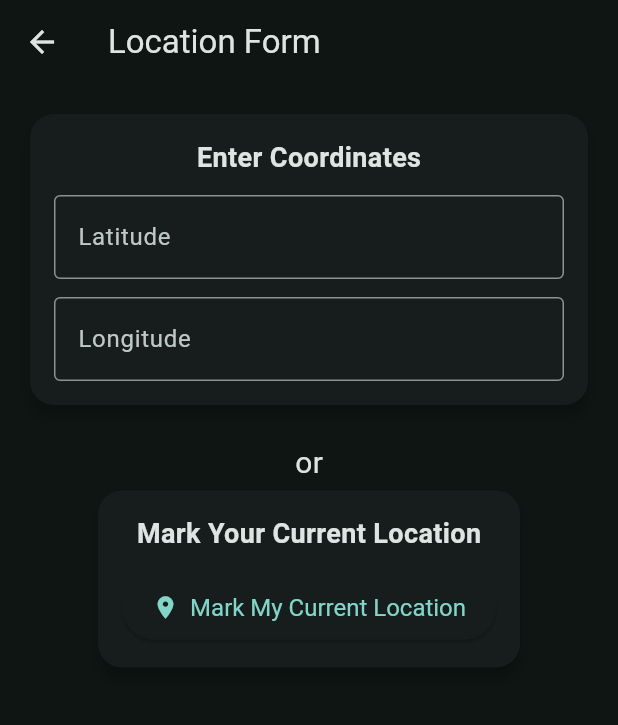
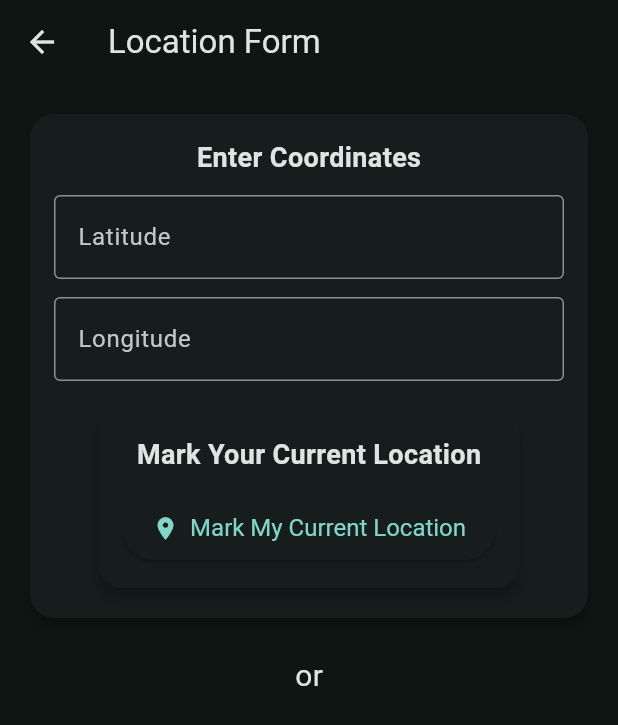
Before and after one commit to hvs-raka/bhandi_guardian, a Flutter app: the SafeLocation screen opened directly, after a tap on "Mark My Current Location", on a phone screen of 412 x 824 dp. Shown: the top 725 px of the screen. Run offline on Flutter 3.47's test engine with Material 3 defaults, Android fonts, the phone set to English and light mode, and no system bars; our stand-ins replace geolocator, go_router, hive, hive_flutter; accounts and stored records are empty.

Commit message:
is storing home location

```diff
--- a/lib/Pages/Nawt.dart
+++ b/lib/Pages/Nawt.dart
@@ -4,6 +4,7 @@ import 'package:bhandi_guardian/utils/debouncer.dart';
 import 'package:bhandi_guardian/boxes/boxes.dart';
 import 'package:bhandi_guardian/db_model/Todo_model.dart';
 import 'package:flutter/material.dart';
+import 'package:geolocator/geolocator.dart';
 import 'package:go_router/go_router.dart';
 import 'package:hive/hive.dart';
 import 'package:hive_flutter/adapters.dart';
@@ -285,7 +286,7 @@ class SafeLocation extends StatelessWidget {
             CoordinateCard(),
             SizedBox(height: 20),
             const Text("or", style: TextStyle(fontSize: 20)),
-            CurrentLocationCard(),
+            //CurrentLocationCard(),
           ],
         ),
       ),
@@ -303,6 +304,72 @@ class CoordinateCard extends StatefulWidget {
 class _CoordinateCardState extends State<CoordinateCard> {
   final TextEditingController latController = TextEditingController();
   final TextEditingController longController = TextEditingController();
+  late final Box<HomeLocation> homeBox;
+
+  @override
+  void initState() {
+    super.initState();
+    homeBox = Hive.box<HomeLocation>('HomeLocation');
+
+    if (homeBox.isNotEmpty) {
+      final home = homeBox.getAt(0);
+      latController.text = home?.latitude.toString() ?? '';
+      longController.text = home?.longitude.toString() ?? '';
+    }
+  }
+
+  Future<bool> _handleLocationPermission() async {
+    LocationPermission permission = await Geolocator.checkPermission();
+    if (permission == LocationPermission.denied) {
+      permission = await Geolocator.requestPermission();
+      if (permission == LocationPermission.denied) {
+        // Permission denied again
+        return false;
+      }
+    }
+    if (permission == LocationPermission.deniedForever) {
+      // Permissions are denied forever
+      return false;
+    }
+    return true;
+  }
+
+  Future<void> _getCurrentLocation() async {
+    final hasPermission = await _handleLocationPermission();
+    if (!hasPermission) {
+      ScaffoldMessenger.of(context).showSnackBar(
+        const SnackBar(content: Text('Location permissions are denied')),
+      );
+      return;
+    }
+
+    final position = await Geolocator.getCurrentPosition(
+      desiredAccuracy: LocationAccuracy.high,
+    );
+
+    // update fields in THIS parent
+    latController.text = position.latitude.toString();
+    longController.text = position.longitude.toString();
+
+    _saveHomeLocation(); // then save
+    ScaffoldMessenger.of(
+      context,
+    ).showSnackBar(const SnackBar(content: Text('Home location saved')));
+  }
+
+  void _saveHomeLocation() {
+    final lat = double.tryParse(latController.text.trim()) ?? 0;
+    final long = double.tryParse(longController.text.trim()) ?? 0;
+    if (lat == 0 || long == 0) return;
+
+    final home = HomeLocation(latitude: lat, longitude: long);
+
+    if (homeBox.isNotEmpty) {
+      homeBox.putAt(0, home); // update the single record
+    } else {
+      homeBox.add(home); // first time
+    }
+  }
 
   @override
   Widget build(BuildContext context) {
@@ -335,6 +402,10 @@ class _CoordinateCardState extends State<CoordinateCard> {
                 border: OutlineInputBorder(),
               ),
             ),
+            const SizedBox(height: 16),
+
+            // ⬇️ Use the child and PASS the callback
+            CurrentLocationCard(onSave: _getCurrentLocation),
           ],
         ),
       ),
@@ -343,7 +414,8 @@ class _CoordinateCardState extends State<CoordinateCard> {
 }
 
 class CurrentLocationCard extends StatelessWidget {
-  const CurrentLocationCard({super.key});
+  final VoidCallback onSave;
+  const CurrentLocationCard({super.key, required this.onSave});
 
   @override
   Widget build(BuildContext context) {
@@ -360,9 +432,7 @@ class CurrentLocationCard extends StatelessWidget {
             ),
             const SizedBox(height: 12),
             ElevatedButton.icon(
-              onPressed: () {
-                // TODO: Add location logic
-              },
+              onPressed: onSave,
               icon: const Icon(Icons.location_on),
               label: const Text("Mark My Current Location"),
               style: ElevatedButton.styleFrom(
--- a/lib/db_model/Todo_model.dart
+++ b/lib/db_model/Todo_model.dart
@@ -59,3 +59,14 @@ class GuardianList extends HiveObject {
     required this.button,
   });
 }
+
+@HiveType(typeId: 4)
+class HomeLocation extends HiveObject {
+  @HiveField(0)
+  double latitude;
+
+  @HiveField(1)
+  double longitude;
+
+  HomeLocation({required this.latitude, required this.longitude});
+}
--- a/lib/main.dart
+++ b/lib/main.dart
@@ -34,6 +34,7 @@ void main() async {
   Hive.registerAdapter(VisitListAdapter());
   Hive.registerAdapter(PlayListAdapter());
   Hive.registerAdapter(GuardianListAdapter());
+  Hive.registerAdapter(HomeLocationAdapter());
 
   await Hive.openBox<Todo_Model>('Todos');
   await Hive.openBox<Visit_List>(
@@ -41,6 +42,7 @@ void main() async {
   ); // here 'Todos' and 'Visit_List' could be anything but should be consistent
   await Hive.openBox<PlayList>('PlayList');
   await Hive.openBox<GuardianList>('GuardianList');
+  await Hive.openBox<HomeLocation>('HomeLocation');
   runApp(const MyApp());
 }
 
--- a/pubspec.yaml
+++ b/pubspec.yaml
@@ -28,6 +28,8 @@ environment:
 # the latest version available on pub.dev. To see which dependencies have newer
 # versions available, run `flutter pub outdated`.
 dependencies:
+  geolocator: ^10.0.0
+  permission_handler: ^11.0.1
   flutter:
     sdk: flutter
   path_provider: ^2.1.5
```
Also changed, not shown: lib/db_model/Todo_model.g.dart, pubspec.lock, 4 other files.
